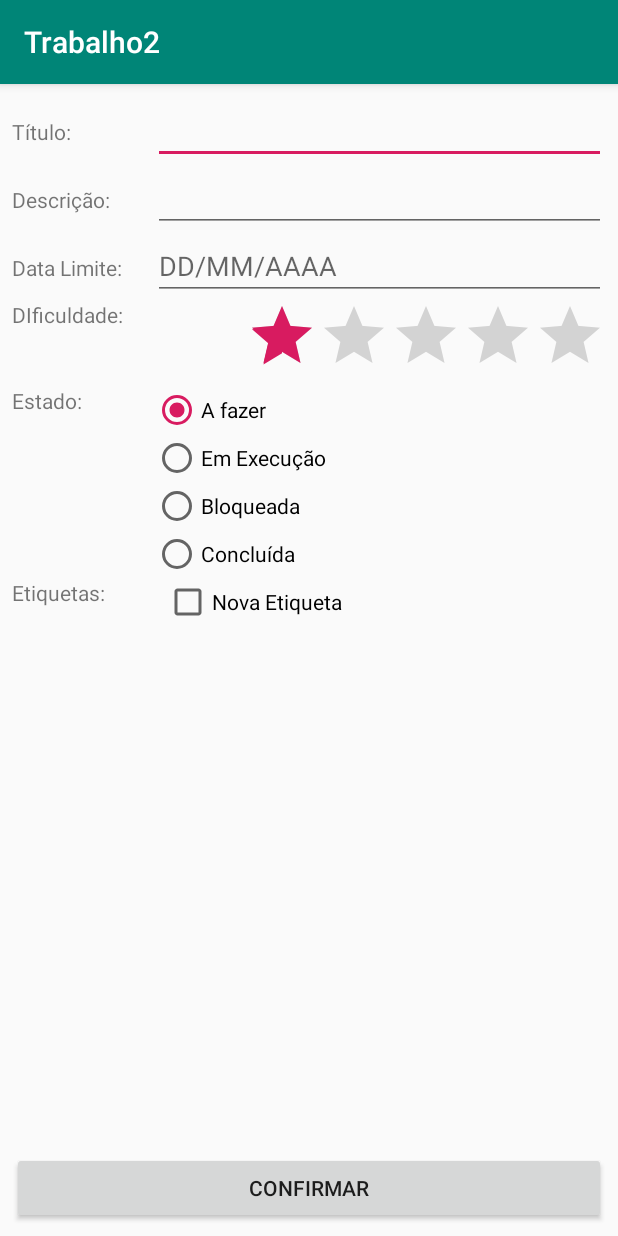
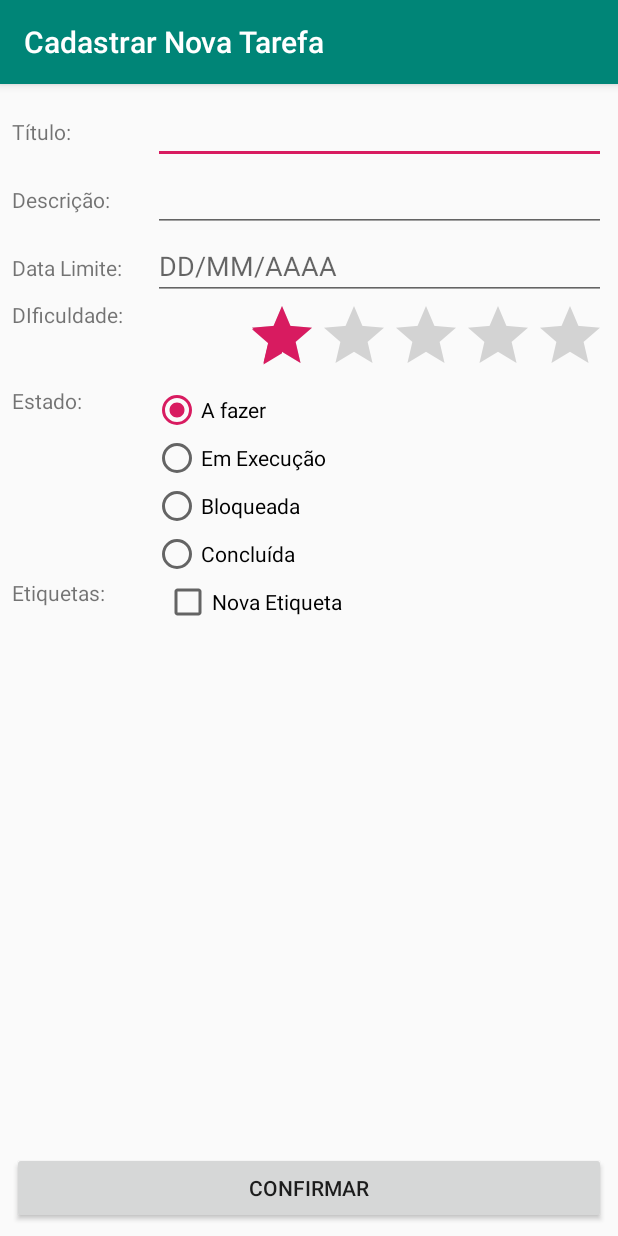
Before and after one commit to ufjf-dcc196/2019-1-dcc196-trb2-raihlima, an Android app: the screen it shows after launch (CriarNovaTarefaActivity), after a tap on "CRIAR NOVA TAREFA", on a phone screen of 412 x 824 dp. Run offline under Robolectric (Android 15) with nearby library versions, the phone set to English and light mode, and no system bars.

Commit message:
9.9.9
Final

```diff
--- a/Trabalho2/app/src/main/java/com/example/trabalho2/activities/CriarNovaTarefaActivity.java
+++ b/Trabalho2/app/src/main/java/com/example/trabalho2/activities/CriarNovaTarefaActivity.java
@@ -63,6 +63,8 @@ public class CriarNovaTarefaActivity extends AppCompatActivity {
     protected void onCreate(Bundle savedInstanceState) {
         super.onCreate(savedInstanceState);
         setContentView(R.layout.activity_criar_nova_tarefa);
+
+        setTitle("Cadastrar Nova Tarefa");
 
         titulo = (EditText) findViewById(R.id.tituloTxtNovaTarefa);
         descricao = (EditText) findViewById(R.id.descricaoTxtNovaTarefa);
--- a/Trabalho2/app/src/main/java/com/example/trabalho2/activities/GerenciarTarefaActivity.java
+++ b/Trabalho2/app/src/main/java/com/example/trabalho2/activities/GerenciarTarefaActivity.java
@@ -77,6 +77,8 @@ public class GerenciarTarefaActivity extends AppCompatActivity {
     protected void onCreate(Bundle savedInstanceState) {
         super.onCreate(savedInstanceState);
         setContentView(R.layout.activity_gerenciar_tarefa);
+        setTitle("Gerenciar Tarefa");
+
 
         titulo = (EditText) findViewById(R.id.tituloTxtGerenciarTarefa);
         descricao = (EditText) findViewById(R.id.descricaoTxtGerenciarTarefa);
@@ -145,6 +147,7 @@ public class GerenciarTarefaActivity extends AppCompatActivity {
             public void onClick(View v) {
                 if(editavel){
                     if(verificaPreenchimento()){
+                        setTitle("Gerenciar Tarefa");
                         alteraEstado(false);
                         editavel=false;
                         alteraNomeBotoes();
@@ -157,6 +160,7 @@ public class GerenciarTarefaActivity extends AppCompatActivity {
                     }
 
                 } else {
+                    setTitle("Editar Tarefa");
                     alteraEstado(true);
                     editavel=true;
                     alteraNomeBotoes();
@@ -168,6 +172,7 @@ public class GerenciarTarefaActivity extends AppCompatActivity {
             @Override
             public void onClick(View v) {
                 if(editavel){
+                    setTitle("Gerenciar Tarefa");
                     alteraEstado(false);
                     editavel=false;
                     alteraNomeBotoes();
--- a/Trabalho2/app/src/main/java/com/example/trabalho2/activities/MainActivity.java
+++ b/Trabalho2/app/src/main/java/com/example/trabalho2/activities/MainActivity.java
@@ -40,6 +40,7 @@ public class MainActivity extends AppCompatActivity {
         super.onCreate(savedInstanceState);
         setContentView(R.layout.activity_main);
 
+        setTitle("Lista de Tarefas");
         criarNovaTarefa = (Button) findViewById(R.id.button);
 
         helper = new TarefaDBHelper(getApplicationContext());
```
